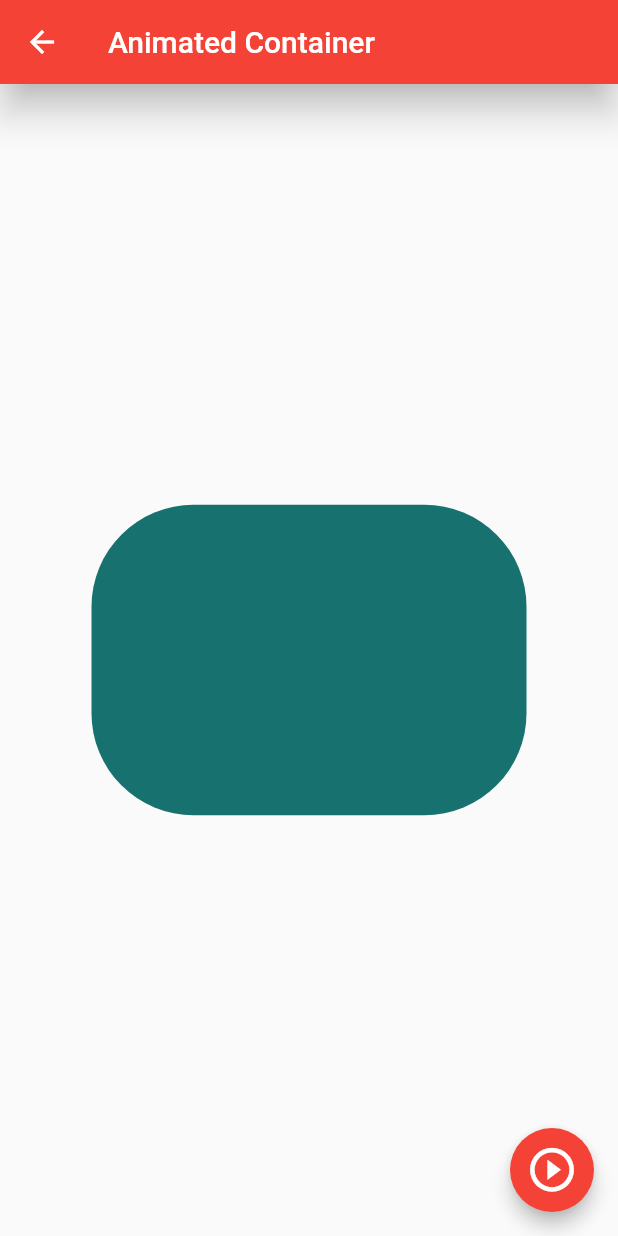
After one commit to EmiMtz/FlutterComponents, a Flutter app: the AnimatedScreen screen opened by its route, after a tap on the "play circle outline" icon, on a phone screen of 412 x 824 dp. The commit adds this screen. Run offline on Flutter 3.47's test engine with Material 2 defaults, Android fonts, the phone set to English and light mode, and no system bars.

Commit message:
Animated Container

```diff
--- a/lib/router/app_routes.dart
+++ b/lib/router/app_routes.dart
@@ -7,17 +7,22 @@ class AppRoutes {
 
   static final menuOptions = <MenuOption>[
     //TODO: borrar home
-    MenuOption(route: 'home', icon: Icons.home, name: 'Home Screen', screen: const HomeScreen()),
+    // MenuOption(route: 'home', icon: Icons.home, name: 'Home Screen', screen: const HomeScreen()),
     MenuOption(route: 'Listview1', icon: Icons.list_alt, name: 'Listview tipo 1', screen: const ListView1Screen()),
     MenuOption(route: 'Listview2', icon: Icons.list, name: 'Listview tipo 2', screen: const ListView2Screen()),
     MenuOption(route: 'alert', icon: Icons.add_alert_outlined, name: 'Alertas', screen: const AlertScreen()),
     MenuOption(route: 'card', icon: Icons.card_membership, name: 'Tarjetas - Cards', screen: const CardScreen()),
     MenuOption(route: 'avatar', icon: Icons.supervised_user_circle_outlined, name: 'Circle Avatar', screen: const AvatarScreen()),
+    MenuOption(route: 'animated', icon: Icons.play_circle_outline_rounded, name: 'Animated Container', screen: const AnimatedScreen()),
+    MenuOption(route: 'inputs', icon: Icons.input_rounded, name: 'Text Inputs', screen: const InputScreen()),
   ];
 
   static Map<String, Widget Function(BuildContext)> getAppRoutes() {
 
     Map<String, Widget Function(BuildContext)> appRoutes = {};
+
+    appRoutes.addAll({ 'home' : (BuildContext context) => const HomeScreen()});
+
     for (final option in menuOptions) {
       appRoutes.addAll({ option.route: (BuildContext context) => option.screen });
     }
--- /dev/null
+++ b/lib/screens/animated_screen.dart
@@ -0,0 +1,61 @@
+import 'package:flutter/material.dart';
+import 'dart:math';
+
+class AnimatedScreen extends StatefulWidget {
+
+  const AnimatedScreen({Key? key}) : super(key: key);
+
+  @override
+  State<AnimatedScreen> createState() => _AnimatedScreenState();
+}
+
+class _AnimatedScreenState extends State<AnimatedScreen> {
+
+  double _width = 50;
+  double _height = 50;
+  Color _color = Colors.red;
+  double _borderRadius = 10;
+
+  void changeShape() {
+    final random = Random();
+    _width = random.nextInt(300).toDouble() + 70;
+    _height = random.nextInt(300).toDouble() + 70;
+    // _color = Colors.primaries[random.nextInt(Colors.primaries.length)];
+    _color = Color.fromRGBO(random.nextInt(255), random.nextInt(255), random.nextInt(255), 1);
+    _borderRadius = random.nextInt(100).toDouble() + 10;
+
+    // if (_width > 150) {
+    //   _width = 50;
+    //   _height = 50;
+    //   _color = Colors.red;
+    //   _borderRadius = 10;
+    // }
+
+    setState(() {});
+  }
+
+  @override
+  Widget build(BuildContext context) {
+    return Scaffold(
+      appBar: AppBar(
+        title: const Text('Animated Container'),
+      ),
+      body: Center(
+         child: AnimatedContainer(
+          duration: const Duration(milliseconds: 400),
+          curve: Curves.easeOutCubic,
+          width: _width,
+          height: _height,
+          decoration: BoxDecoration(
+            color: _color,
+            borderRadius: BorderRadius.circular(_borderRadius)
+          ),
+         ),
+      ),
+      floatingActionButton: FloatingActionButton(
+        child: const Icon(Icons.play_circle_outline, size: 35),
+        onPressed: () => changeShape(),
+      ),
+    );
+  }
+}
--- /dev/null
+++ b/lib/screens/input_screen.dart
@@ -0,0 +1,15 @@
+import 'package:flutter/material.dart';
+
+class InputScreen extends StatelessWidget {
+
+  const InputScreen({Key? key}) : super(key: key);
+
+  @override
+  Widget build(BuildContext context) {
+    return const Scaffold(
+      body: Center(
+         child: Text('InputScreen'),
+      ),
+    );
+  }
+}
--- a/lib/screens/screens.dart
+++ b/lib/screens/screens.dart
@@ -1,6 +1,8 @@
 export 'package:fl_components/screens/alert_screen.dart';
+export 'package:fl_components/screens/animated_screen.dart';
 export 'package:fl_components/screens/avatar_screen.dart';
 export 'package:fl_components/screens/card_screen.dart';
 export 'package:fl_components/screens/home_screen.dart';
+export 'package:fl_components/screens/input_screen.dart';
 export 'package:fl_components/screens/listview1_screen.dart';
 export 'package:fl_components/screens/listview2_screen.dart';
```
